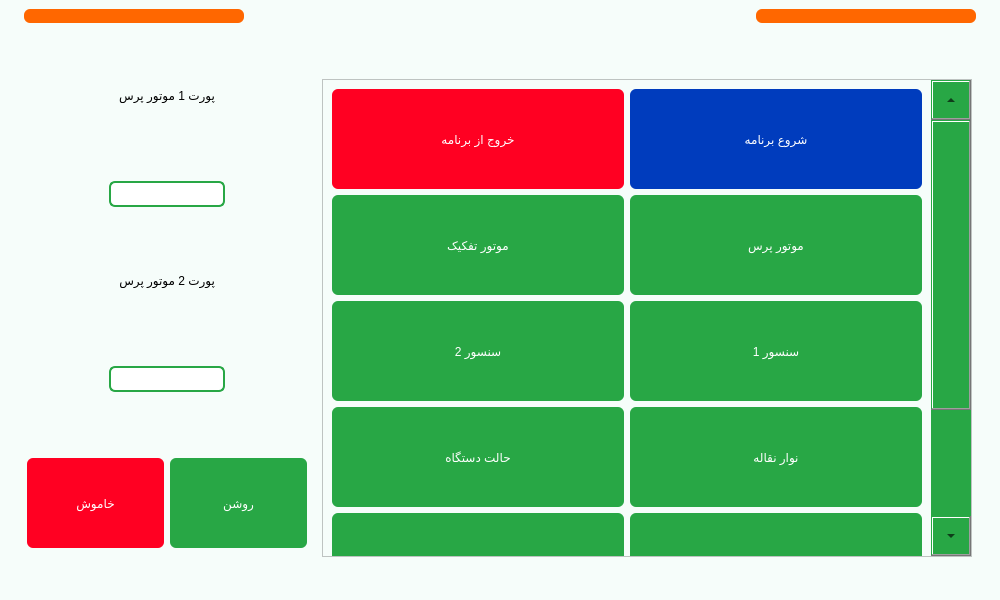
Farazist/raspberrypi-app, file main.ui: the form before one commit.
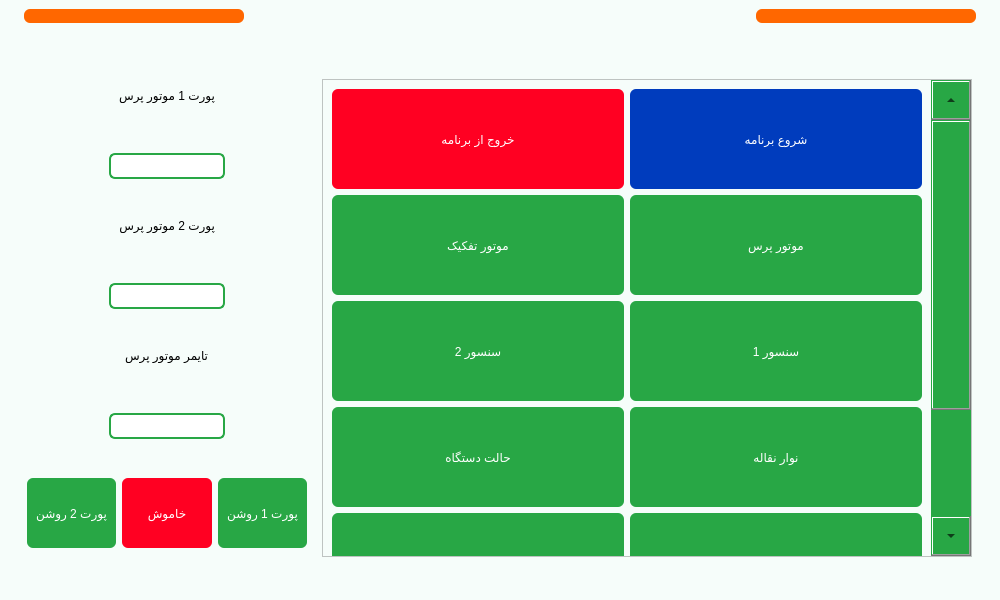
The form after the commit. The open tabs and pages were chosen to show the change. Icons and pictures are not drawn.

Commit message: edit conveyor motor name

The edit to the form file:
```diff
--- a/main.ui
+++ b/main.ui
@@ -1776,14 +1776,70 @@
                 </property>
                </widget>
               </item>
+              <item alignment="Qt::AlignHCenter|Qt::AlignTop">
+               <widget class="QLabel" name="lbl_press_motor_timer">
+                <property name="styleSheet">
+                 <string notr="true">font: 22pt &quot;IRANSans&quot;;
+font: 22pt &quot;IRANSansFaNum&quot;;
+color: #000000;</string>
+                </property>
+                <property name="text">
+                 <string>تایمر موتور پرس</string>
+                </property>
+               </widget>
+              </item>
+              <item alignment="Qt::AlignHCenter|Qt::AlignTop">
+               <widget class="QLineEdit" name="tb_press_motor_timer">
+                <property name="styleSheet">
+                 <string notr="true">background-color: #ffffff; 
+padding: 3px; 
+border: 2px solid #28a745;
+border-radius: 6px;
+font: 26pt &quot;IRANSansFaNum&quot;;
+color:#000000;
+</string>
+                </property>
+                <property name="inputMethodHints">
+                 <set>Qt::ImhDigitsOnly</set>
+                </property>
+               </widget>
+              </item>
               <item>
                <layout class="QHBoxLayout" name="horizontalLayout_19">
+                <item>
+                 <widget class="QPushButton" name="pushButton">
+                  <property name="minimumSize">
+                   <size>
+                    <width>0</width>
+                    <height>70</height>
+                   </size>
+                  </property>
+                  <property name="styleSheet">
+                   <string notr="true">QPushButton{
+background-color: #28a745;
+color: rgb(255, 255, 255);
+font: 24pt &quot;IRANSansFaNum&quot;;
+padding: 3px; 
+border: none; 
+border-radius: 6px;
+outline-style: none;
+}
+QPushButton:pressed {
+background-color: #145222;
+border-style: inset;
+}</string>
+                  </property>
+                  <property name="text">
+                   <string>پورت 2 روشن</string>
+                  </property>
+                 </widget>
+                </item>
                 <item>
                  <widget class="QPushButton" name="btnMotorOff">
                   <property name="minimumSize">
                    <size>
-                    <width>80</width>
-                    <height>90</height>
+                    <width>0</width>
+                    <height>70</height>
                    </size>
                   </property>
                   <property name="styleSheet">
@@ -1810,8 +1866,8 @@
                  <widget class="QPushButton" name="btnMotorOn">
                   <property name="minimumSize">
                    <size>
-                    <width>80</width>
-                    <height>90</height>
+                    <width>0</width>
+                    <height>70</height>
                    </size>
                   </property>
                   <property name="styleSheet">
@@ -1830,7 +1886,7 @@
 }</string>
                   </property>
                   <property name="text">
-                   <string>روشن</string>
+                   <string>پورت 1 روشن</string>
                   </property>
                  </widget>
                 </item>
```
Left out of the diff: 12 changed lines with no effect on the pictures. The commit also changes 1 other file.
